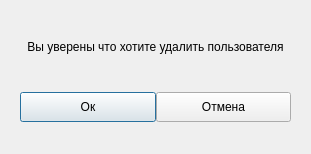
First picture: the form in ui/ConfirmDelUserDialog.ui, repository lilKOZACHKA/CleaningApp, before the edit.
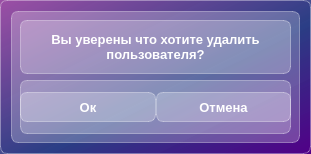
Second picture: the form after the edit.

The edit to the form file:
```diff
--- a/ui/ConfirmDelUserDialog.ui
+++ b/ui/ConfirmDelUserDialog.ui
@@ -13,18 +13,33 @@
   <property name="windowTitle">
    <string>Подтверждение о действии</string>
   </property>
+  <property name="styleSheet">
+   <string notr="true">background-color:qlineargradient(spread:pad, x1:1, y1:1, x2:0, y2:0, stop:0 rgba(81, 0, 135, 255), stop:0.427447 rgba(41, 61, 132, 235), stop:1 rgba(155, 79, 165, 255));
+
+border: 1px solid  rgba(255, 255, 255, 90);
+border-radius: 7px;</string>
+  </property>
   <layout class="QGridLayout" name="gridLayout">
    <item row="0" column="0">
     <widget class="QWidget" name="widget" native="true">
+     <property name="styleSheet">
+      <string notr="true">background-color: rgba(255, 255, 255, 60);
+color: white;
+font-weight: bold;
+font-size: 10pt;</string>
+     </property>
      <layout class="QVBoxLayout" name="verticalLayout">
       <item>
        <widget class="QLabel" name="label">
         <property name="text">
-         <string>Вы уверены что хотите удалить пользователя</string>
+         <string>Вы уверены что хотите удалить пользователя?</string>
         </property>
         <property name="alignment">
          <set>Qt::AlignCenter</set>
         </property>
+        <property name="wordWrap">
+         <bool>true</bool>
+        </property>
        </widget>
       </item>
       <item>
```
